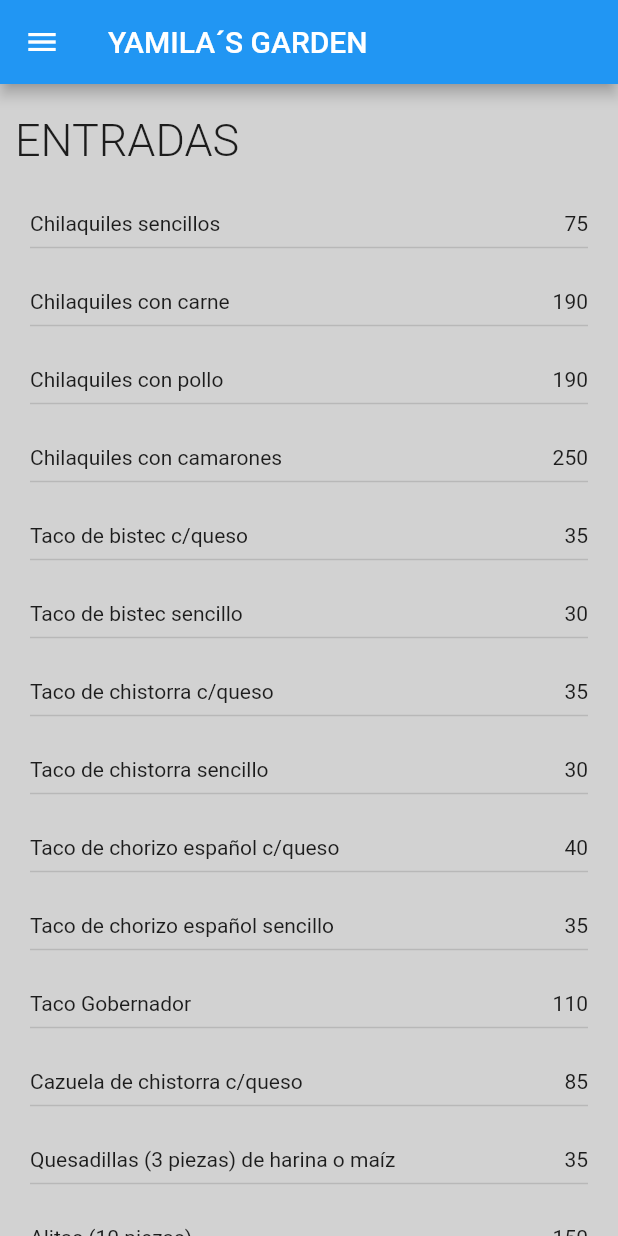
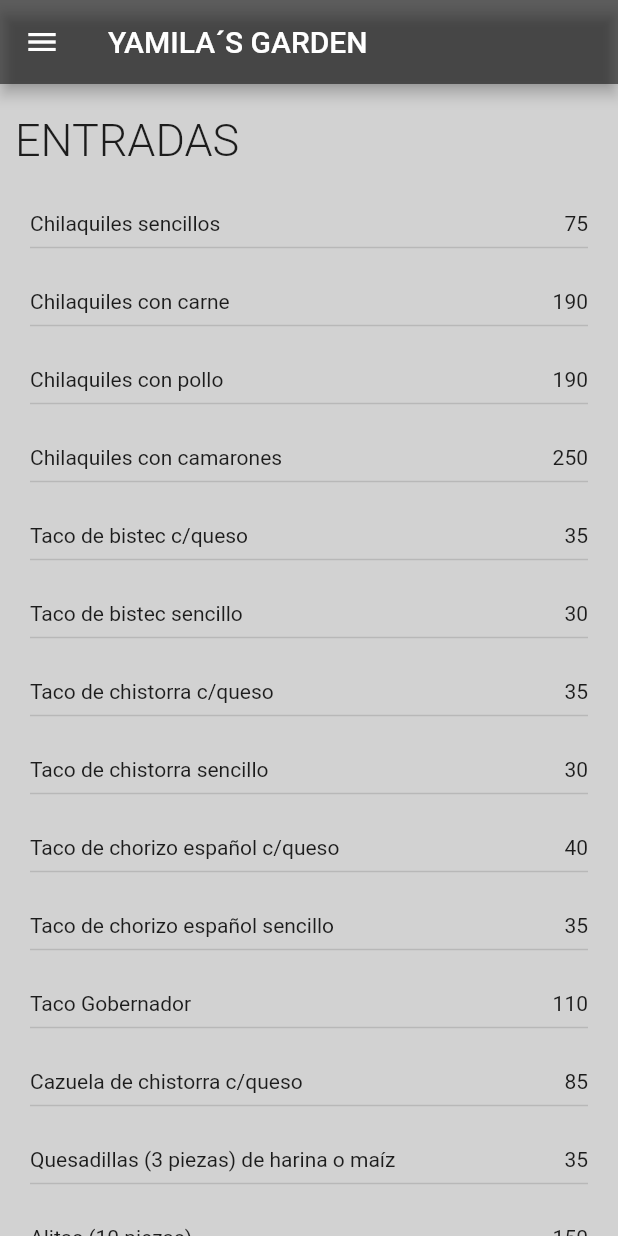
Before and after one commit to WiliamDev21/MenuYamilas, a Flutter app: the screen it shows after launch, on a phone screen of 412 x 824 dp. Run offline on Flutter 3.47's test engine with Material 2 defaults, Android fonts, the phone set to English and light mode, and no system bars.

Commit message:
solucion de errores

```diff
--- a/lib/screens/home.dart
+++ b/lib/screens/home.dart
@@ -16,6 +16,7 @@ class _HomeScreenState extends State<HomeScreen> {
     return SafeArea(
       child: Scaffold(
           appBar: AppBar(
+            backgroundColor: Colors.black54,
             title: Text("YAMILA´S GARDEN"),
           ),
           drawer: Drawer(
@@ -35,7 +36,6 @@ class _HomeScreenState extends State<HomeScreen> {
                           style: TextStyle(
                               fontWeight: FontWeight.w300, fontSize: 30),
                         ),
-                        Image.network(""),
                       ],
                     ),
                   ),
@@ -60,7 +60,6 @@ class _HomeScreenState extends State<HomeScreen> {
                         style: TextStyle(
                             fontWeight: FontWeight.w300, fontSize: 30),
                       ),
-                      Image.network(""),
                     ],
                   ),
                   onTap: () {
```
Also changed, not shown: pubspec.lock.
